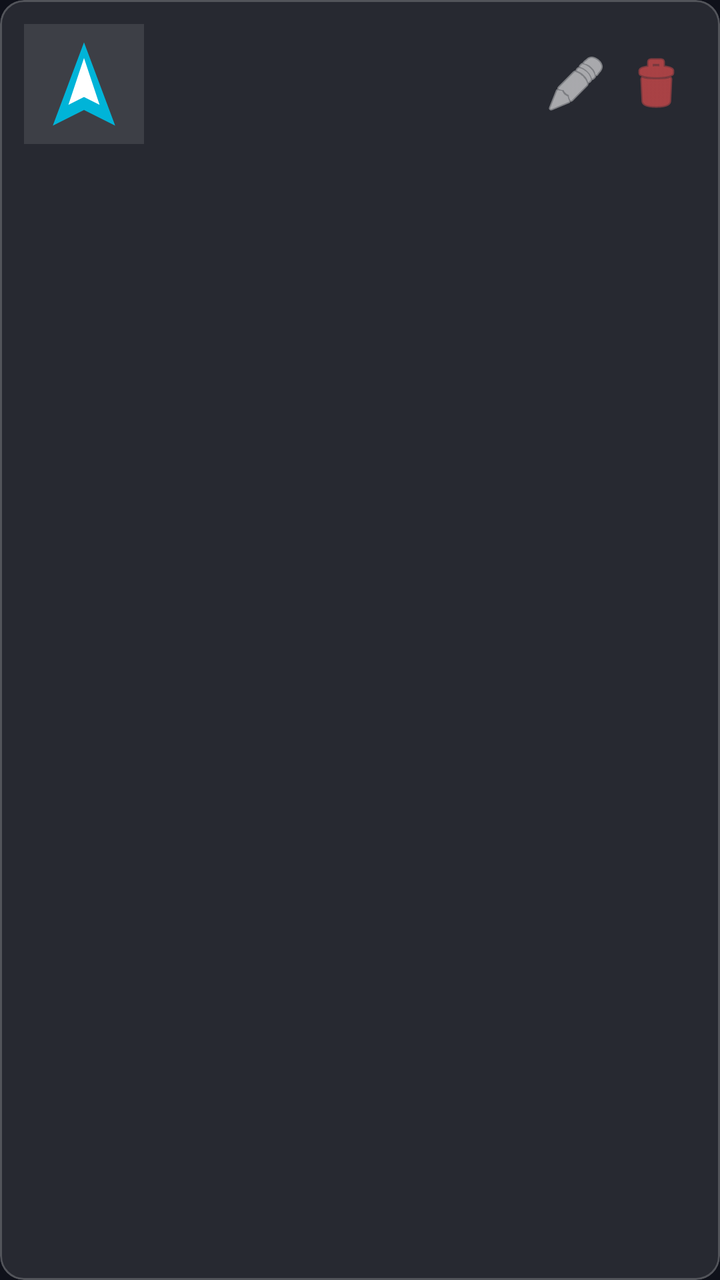
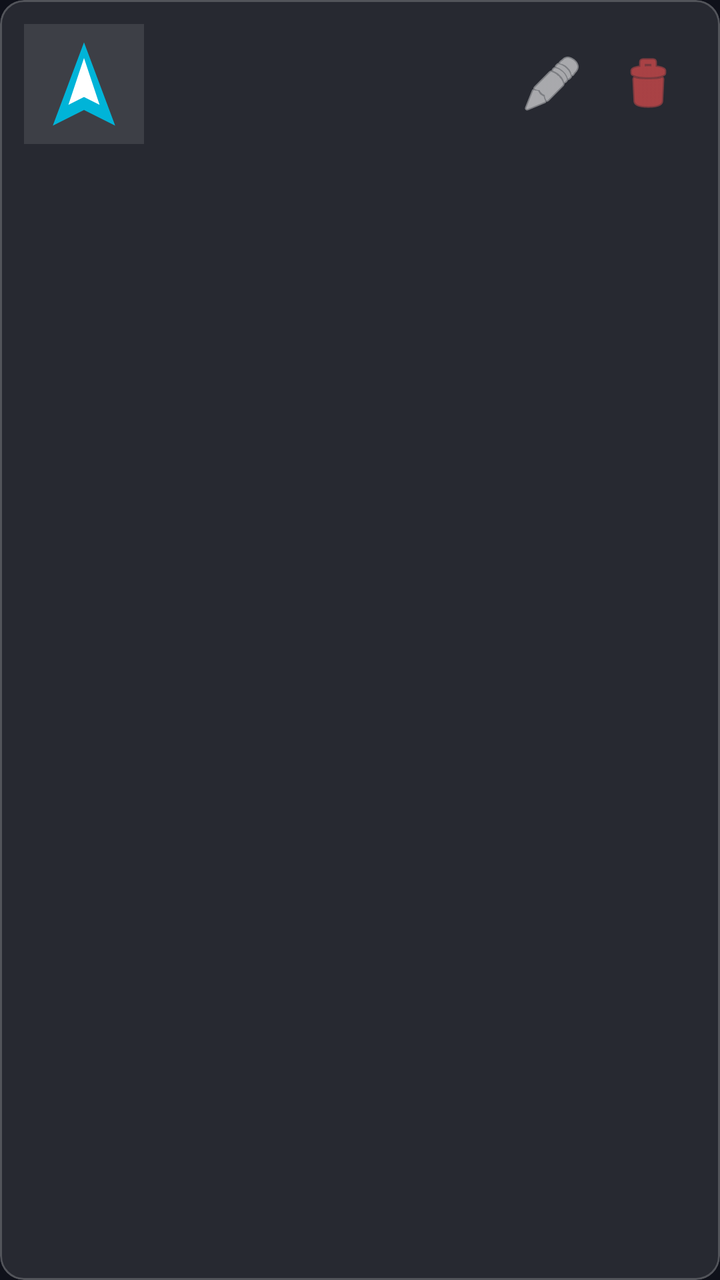

Screens rendered from an Android XML layout before and after an edit, with the pre-edit source and the edit as a unified diff.
<!-- AndroidManifest.xml: application theme Theme.VoltCore -->
<!-- res/layout/item_product_admin.xml -->
<?xml version="1.0" encoding="utf-8"?>
<com.google.android.material.card.MaterialCardView xmlns:android="http://schemas.android.com/apk/res/android"
    xmlns:app="http://schemas.android.com/apk/res-auto"
    android:layout_width="match_parent"
    android:layout_height="wrap_content"
    android:layout_marginBottom="8dp"
    app:cardBackgroundColor="@color/glass_surface"
    app:cardCornerRadius="12dp"
    app:strokeColor="@color/glass_stroke"
    app:strokeWidth="1dp">

    <LinearLayout
        android:layout_width="match_parent"
        android:layout_height="wrap_content"
        android:orientation="horizontal"
        android:padding="12dp"
        android:gravity="center_vertical">

        <ImageView
            android:id="@+id/ivProduct"
            android:layout_width="60dp"
            android:layout_height="60dp"
            android:src="@drawable/ic_voltcore_logo"
            android:scaleType="centerInside"
            android:background="#1AFFFFFF"
            android:padding="4dp"/>

        <LinearLayout
            android:layout_width="0dp"
            android:layout_height="wrap_content"
            android:layout_weight="1"
            android:orientation="vertical"
            android:layout_marginStart="12dp">

            <TextView
                android:id="@+id/tvProductName"
                android:layout_width="wrap_content"
                android:layout_height="wrap_content"
                android:textColor="@color/white"
                android:textSize="16sp"
                android:textStyle="bold" />

            <TextView
                android:id="@+id/tvProductPrice"
                android:layout_width="wrap_content"
                android:layout_height="wrap_content"
                android:textColor="@color/volt_primary"
                android:textSize="14sp"
                android:textStyle="bold" />

            <TextView
                android:id="@+id/tvProductStock"
                android:layout_width="wrap_content"
                android:layout_height="wrap_content"
                android:textColor="#B3FFFFFF"
                android:textSize="12sp" />
        </LinearLayout>

        <ImageButton
            android:id="@+id/btnEditProduct"
            android:layout_width="40dp"
            android:layout_height="40dp"
            android:background="?attr/selectableItemBackgroundBorderless"
            android:src="@android:drawable/ic_menu_edit"
            app:tint="@color/white" />

        <ImageButton
            android:id="@+id/btnDeleteProduct"
            android:layout_width="40dp"
            android:layout_height="40dp"
            android:background="?attr/selectableItemBackgroundBorderless"
            android:src="@android:drawable/ic_menu_delete"
            app:tint="#FF5252" />

    </LinearLayout>
</com.google.android.material.card.MaterialCardView>
<!-- resources referenced by this layout -->
<resources>
  <color name="glass_stroke">#33FFFFFF</color>
  <color name="glass_surface">#1AFFFFFF</color>
  <color name="volt_primary">#C6FF00</color>
  <color name="white">#FFFFFFFF</color>
  <!-- drawable ic_voltcore_logo (drawable) -->
  <vector xmlns:android="http://schemas.android.com/apk/res/android"
      android:width="200dp"
      android:height="200dp"
      android:viewportWidth="200"
      android:viewportHeight="200">
      <path
          android:fillColor="#00B4D8"
          android:pathData="M100,20 L160,180 L100,150 L40,180 Z" />
      <path
          android:fillColor="#FFFFFF"
          android:pathData="M100,50 L130,140 L100,125 L70,140 Z" />
  </vector>
  <style name="Theme.VoltCore" parent="Base.Theme.VoltCore" />
  <style name="Base.Theme.VoltCore" parent="Theme.Material3.DayNight.NoActionBar">
          
          <item name="colorPrimary">@color/volt_primary</item>
          <item name="android:windowBackground">@color/volt_background</item>
          <item name="colorSurface">@color/glass_surface</item>
          <item name="colorOnSurface">@color/white</item>
      </style>
  <color name="volt_background">#0F111A</color>
</resources>

<!-- the commit's change to res/layout/item_product_admin.xml (unified diff, before → after) -->
@@ -22,8 +22,9 @@
             android:layout_height="60dp"
             android:src="@drawable/ic_voltcore_logo"
             android:scaleType="centerInside"
-            android:background="#1AFFFFFF"
-            android:padding="4dp"/>
+            android:background="@color/glass_surface"
+            android:padding="4dp"
+            android:contentDescription="@string/product_image_desc"/>
 
         <LinearLayout
             android:layout_width="0dp"
@@ -52,25 +53,27 @@
                 android:id="@+id/tvProductStock"
                 android:layout_width="wrap_content"
                 android:layout_height="wrap_content"
-                android:textColor="#B3FFFFFF"
+                android:textColor="@color/white_70"
                 android:textSize="12sp" />
         </LinearLayout>
 
         <ImageButton
             android:id="@+id/btnEditProduct"
-            android:layout_width="40dp"
-            android:layout_height="40dp"
+            android:layout_width="48dp"
+            android:layout_height="48dp"
             android:background="?attr/selectableItemBackgroundBorderless"
             android:src="@android:drawable/ic_menu_edit"
-            app:tint="@color/white" />
+            app:tint="@color/white"
+            android:contentDescription="@string/edit_icon_desc"/>
 
         <ImageButton
             android:id="@+id/btnDeleteProduct"
-            android:layout_width="40dp"
-            android:layout_height="40dp"
+            android:layout_width="48dp"
+            android:layout_height="48dp"
             android:background="?attr/selectableItemBackgroundBorderless"
             android:src="@android:drawable/ic_menu_delete"
-            app:tint="#FF5252" />
+            app:tint="@color/volt_error"
+            android:contentDescription="@string/delete_icon_desc"/>
 
     </LinearLayout>
 </com.google.android.material.card.MaterialCardView>
<!-- resource entries referenced after the edit -->
@@ -2,8 +2,10 @@
 <resources>
   <color name="glass_stroke">#33FFFFFF</color>
   <color name="glass_surface">#1AFFFFFF</color>
+  <color name="volt_error">#FF5252</color>
   <color name="volt_primary">#C6FF00</color>
   <color name="white">#FFFFFFFF</color>
+  <color name="white_70">#B3FFFFFF</color>
   <!-- drawable ic_voltcore_logo (drawable) -->
   <vector xmlns:android="http://schemas.android.com/apk/res/android"
       android:width="200dp"
@@ -17,6 +19,9 @@
           android:fillColor="#FFFFFF"
           android:pathData="M100,50 L130,140 L100,125 L70,140 Z" />
   </vector>
+  <string name="delete_icon_desc">Icono de eliminar</string>
+  <string name="edit_icon_desc">Icono de editar</string>
+  <string name="product_image_desc">Imagen del producto</string>
   <style name="Theme.VoltCore" parent="Base.Theme.VoltCore" />
   <style name="Base.Theme.VoltCore" parent="Theme.Material3.DayNight.NoActionBar">
           
